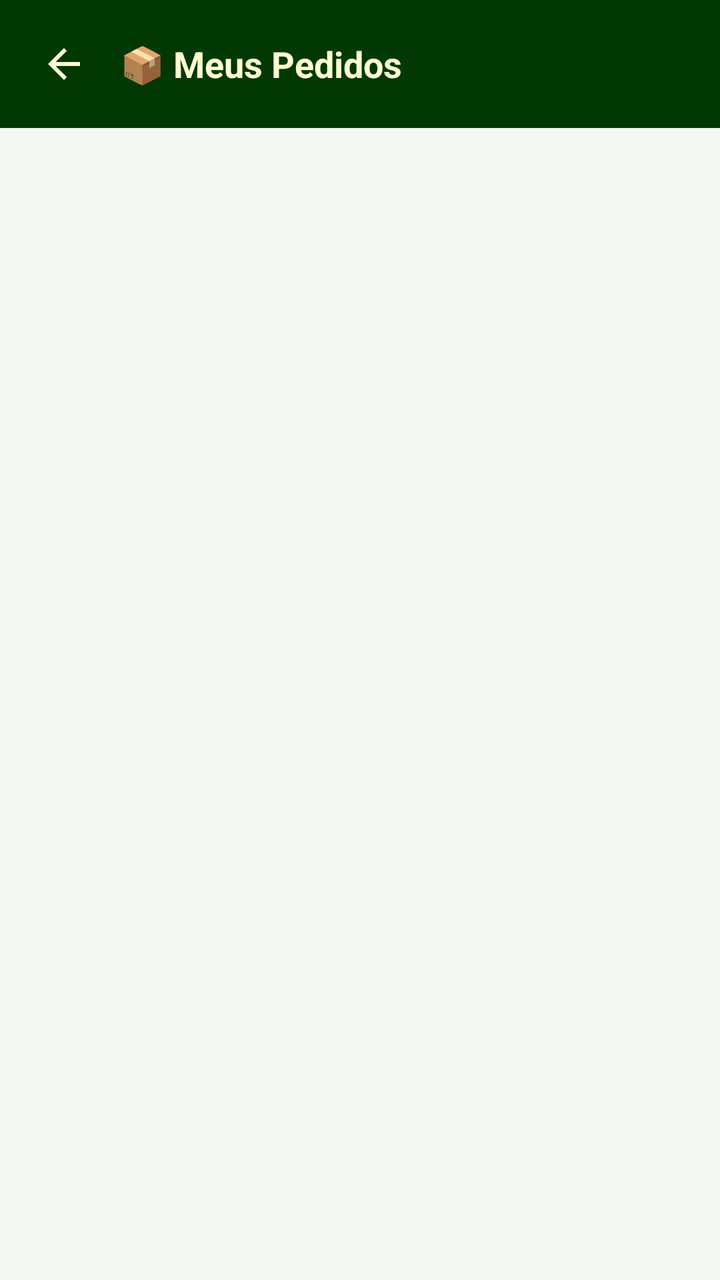
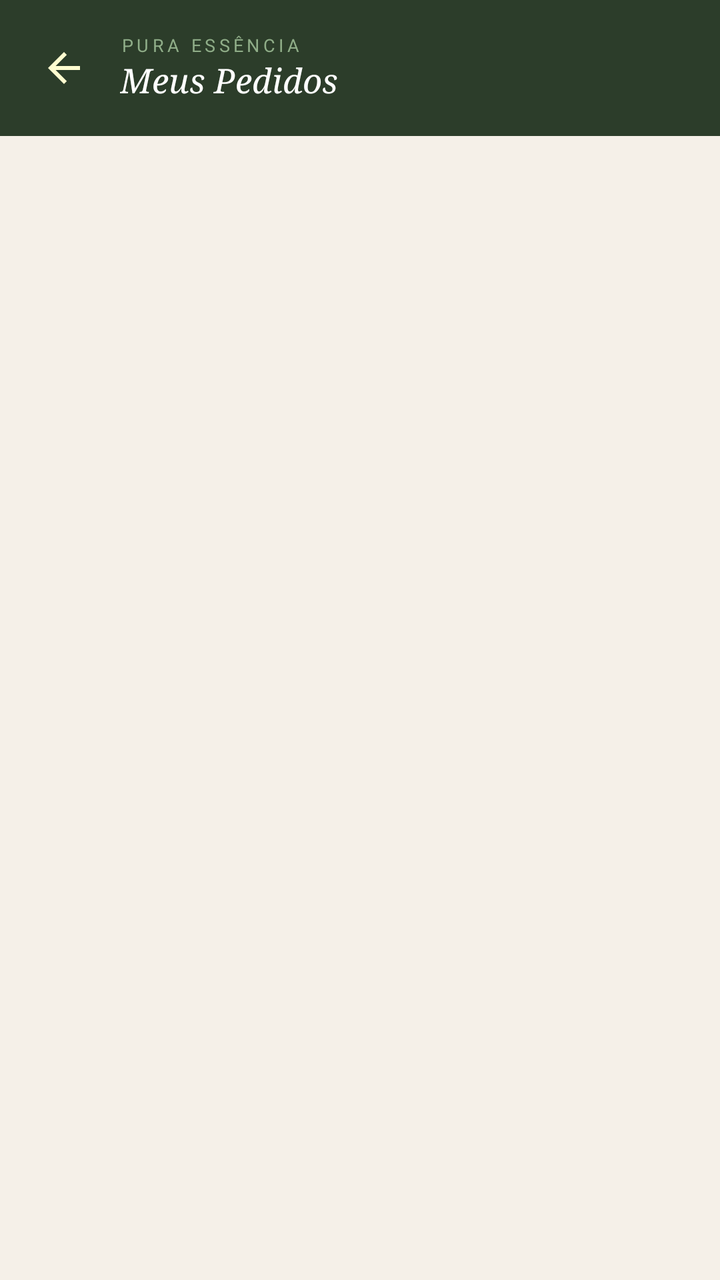

Before-and-after screenshots of an Android layout around one commit, followed by the original layout XML and the change that was made.
<!-- AndroidManifest.xml: application theme Theme.AppLoginTest -->
<!-- res/layout/activity_rastreio_pedidos.xml -->
<?xml version="1.0" encoding="utf-8"?>
<androidx.constraintlayout.widget.ConstraintLayout xmlns:android="http://schemas.android.com/apk/res/android"
    xmlns:app="http://schemas.android.com/apk/res-auto"
    android:id="@+id/main"
    android:layout_width="match_parent"
    android:layout_height="match_parent"
    android:background="#F5F7F2">

    
    <LinearLayout
        android:id="@+id/header"
        android:layout_width="0dp"
        android:layout_height="wrap_content"
        android:background="#023804"
        android:gravity="center_vertical"
        android:orientation="horizontal"
        android:padding="12dp"
        app:layout_constraintEnd_toEndOf="parent"
        app:layout_constraintStart_toStartOf="parent"
        app:layout_constraintTop_toTopOf="parent">

        <ImageButton
            android:id="@+id/btnVoltar"
            android:layout_width="40dp"
            android:layout_height="40dp"
            android:background="?attr/selectableItemBackgroundBorderless"
            android:src="@drawable/ic_seta_voltar"
            android:contentDescription="Voltar" />

        <TextView
            android:layout_width="0dp"
            android:layout_height="wrap_content"
            android:layout_marginStart="8dp"
            android:layout_weight="1"
            android:text="📦 Meus Pedidos"
            android:textColor="#FFFDD0"
            android:textSize="18sp"
            android:textStyle="bold" />
    </LinearLayout>

    
    <ProgressBar
        android:id="@+id/progressBar"
        android:layout_width="wrap_content"
        android:layout_height="wrap_content"
        android:visibility="gone"
        app:layout_constraintBottom_toBottomOf="parent"
        app:layout_constraintEnd_toEndOf="parent"
        app:layout_constraintStart_toStartOf="parent"
        app:layout_constraintTop_toBottomOf="@+id/header" />

    
    <androidx.recyclerview.widget.RecyclerView
        android:id="@+id/recyclerPedidos"
        android:layout_width="0dp"
        android:layout_height="0dp"
        android:padding="8dp"
        app:layout_constraintBottom_toBottomOf="parent"
        app:layout_constraintEnd_toEndOf="parent"
        app:layout_constraintStart_toStartOf="parent"
        app:layout_constraintTop_toBottomOf="@+id/header" />

    
    <TextView
        android:id="@+id/tvVazio"
        android:layout_width="wrap_content"
        android:layout_height="wrap_content"
        android:text="📦 Nenhum pedido encontrado"
        android:textColor="#888"
        android:textSize="16sp"
        android:visibility="gone"
        app:layout_constraintBottom_toBottomOf="parent"
        app:layout_constraintEnd_toEndOf="parent"
        app:layout_constraintStart_toStartOf="parent"
        app:layout_constraintTop_toBottomOf="@+id/header" />

</androidx.constraintlayout.widget.ConstraintLayout>
<!-- resources referenced by this layout -->
<resources>
  <!-- drawable ic_seta_voltar (drawable) -->
  <vector xmlns:android="http://schemas.android.com/apk/res/android"
      android:width="24dp"
      android:height="24dp"
      android:viewportWidth="24"
      android:viewportHeight="24">
      <path
          android:fillColor="#FFFDD0"
          android:pathData="M20,11H7.83l5.59,-5.59L12,4l-8,8 8,8 1.41,-1.41L7.83,13H20v-2z"/>
  </vector>
  <style name="Theme.AppLoginTest" parent="Base.Theme.AppLoginTest" />
  <style name="Base.Theme.AppLoginTest" parent="Theme.Material3.DayNight.NoActionBar">
          
          
      </style>
</resources>

<!-- the commit's change to res/layout/activity_rastreio_pedidos.xml (unified diff, before → after) -->
@@ -1,20 +1,24 @@
 <?xml version="1.0" encoding="utf-8"?>
-<androidx.constraintlayout.widget.ConstraintLayout xmlns:android="http://schemas.android.com/apk/res/android"
+<androidx.constraintlayout.widget.ConstraintLayout
+    xmlns:android="http://schemas.android.com/apk/res/android"
     xmlns:app="http://schemas.android.com/apk/res-auto"
     android:id="@+id/main"
     android:layout_width="match_parent"
     android:layout_height="match_parent"
-    android:background="#F5F7F2">
+    android:background="@color/creme_fundo">
 
     
     <LinearLayout
         android:id="@+id/header"
         android:layout_width="0dp"
         android:layout_height="wrap_content"
-        android:background="#023804"
+        android:background="@color/verde_escuro"
         android:gravity="center_vertical"
         android:orientation="horizontal"
-        android:padding="12dp"
+        android:paddingStart="12dp"
+        android:paddingEnd="16dp"
+        android:paddingTop="14dp"
+        android:paddingBottom="14dp"
         app:layout_constraintEnd_toEndOf="parent"
         app:layout_constraintStart_toStartOf="parent"
         app:layout_constraintTop_toTopOf="parent">
@@ -27,15 +31,30 @@
             android:src="@drawable/ic_seta_voltar"
             android:contentDescription="Voltar" />
 
-        <TextView
+        <LinearLayout
             android:layout_width="0dp"
             android:layout_height="wrap_content"
+            android:layout_weight="1"
             android:layout_marginStart="8dp"
-            android:layout_weight="1"
-            android:text="📦 Meus Pedidos"
-            android:textColor="#FFFDD0"
-            android:textSize="18sp"
-            android:textStyle="bold" />
+            android:orientation="vertical">
+
+            <TextView
+                android:layout_width="wrap_content"
+                android:layout_height="wrap_content"
+                android:text="PURA ESSÊNCIA"
+                android:textColor="@color/verde_claro"
+                android:textSize="9sp"
+                android:letterSpacing="0.2" />
+
+            <TextView
+                android:layout_width="wrap_content"
+                android:layout_height="wrap_content"
+                android:text="Meus Pedidos"
+                android:textColor="@color/white"
+                android:textSize="17sp"
+                android:fontFamily="serif"
+                android:textStyle="italic" />
+        </LinearLayout>
     </LinearLayout>
 
     
@@ -43,6 +62,7 @@
         android:id="@+id/progressBar"
         android:layout_width="wrap_content"
         android:layout_height="wrap_content"
+        android:indeterminateTint="@color/verde_escuro"
         android:visibility="gone"
         app:layout_constraintBottom_toBottomOf="parent"
         app:layout_constraintEnd_toEndOf="parent"
@@ -54,24 +74,41 @@
         android:id="@+id/recyclerPedidos"
         android:layout_width="0dp"
         android:layout_height="0dp"
-        android:padding="8dp"
+        android:padding="12dp"
+        android:clipToPadding="false"
         app:layout_constraintBottom_toBottomOf="parent"
         app:layout_constraintEnd_toEndOf="parent"
         app:layout_constraintStart_toStartOf="parent"
         app:layout_constraintTop_toBottomOf="@+id/header" />
 
     
-    <TextView
+    <LinearLayout
         android:id="@+id/tvVazio"
         android:layout_width="wrap_content"
         android:layout_height="wrap_content"
-        android:text="📦 Nenhum pedido encontrado"
-        android:textColor="#888"
-        android:textSize="16sp"
+        android:orientation="vertical"
+        android:gravity="center"
         android:visibility="gone"
         app:layout_constraintBottom_toBottomOf="parent"
         app:layout_constraintEnd_toEndOf="parent"
         app:layout_constraintStart_toStartOf="parent"
-        app:layout_constraintTop_toBottomOf="@+id/header" />
+        app:layout_constraintTop_toBottomOf="@+id/header">
+
+        <TextView
+            android:layout_width="wrap_content"
+            android:layout_height="wrap_content"
+            android:text="📦"
+            android:textSize="40sp" />
+
+        <TextView
+            android:layout_width="wrap_content"
+            android:layout_height="wrap_content"
+            android:layout_marginTop="8dp"
+            android:text="Nenhum pedido encontrado"
+            android:textColor="@color/texto_secundario"
+            android:textSize="15sp"
+            android:fontFamily="serif"
+            android:textStyle="italic" />
+    </LinearLayout>
 
 </androidx.constraintlayout.widget.ConstraintLayout>
<!-- resource entries referenced after the edit -->
@@ -1,5 +1,10 @@
 <!-- resources referenced by this layout -->
 <resources>
+  <color name="creme_fundo">#F5F0E8</color>
+  <color name="texto_secundario">#B0A090</color>
+  <color name="verde_claro">#8FAD88</color>
+  <color name="verde_escuro">#2C3D2A</color>
+  <color name="white">#FFFFFFFF</color>
   <!-- drawable ic_seta_voltar (drawable) -->
   <vector xmlns:android="http://schemas.android.com/apk/res/android"
       android:width="24dp"
@@ -12,8 +17,14 @@
   </vector>
   <style name="Theme.AppLoginTest" parent="Base.Theme.AppLoginTest" />
   <style name="Base.Theme.AppLoginTest" parent="Theme.Material3.DayNight.NoActionBar">
-          
-          
+          <item name="colorPrimary">@color/verde_escuro</item>
+          <item name="colorPrimaryVariant">@color/verde_medio</item>
+          <item name="colorOnPrimary">@color/white</item>
+          <item name="colorSecondary">@color/verde_claro</item>
+          <item name="colorOnSecondary">@color/verde_escuro</item>
+          <item name="android:windowBackground">@color/creme_fundo</item>
+          <item name="android:fontFamily">sans-serif</item>
       </style>
+  <color name="verde_medio">#3D5C3A</color>
 </resources>
 
